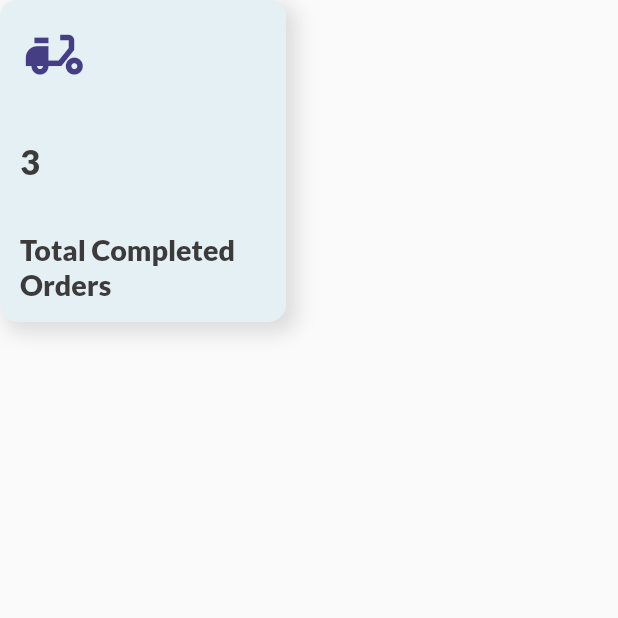
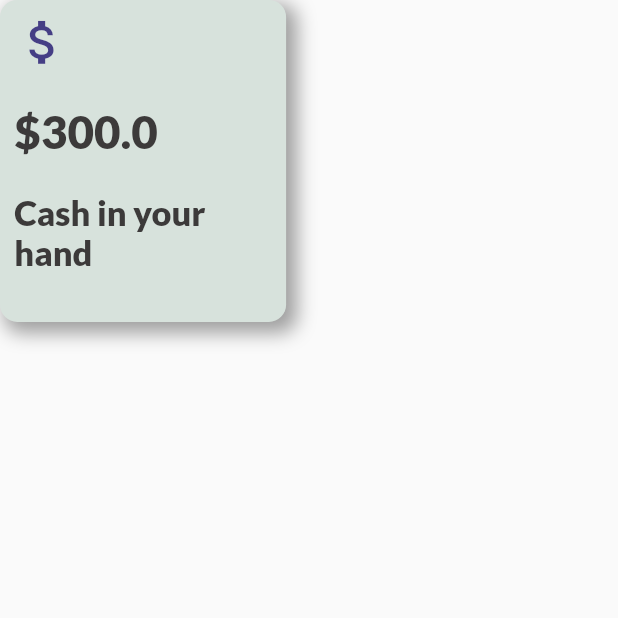
Before and after one commit to Squad-Head/flutter_multivendor_food_delivery_app, a Flutter app: the screen it shows after launch, on a phone screen of 412 x 824 dp, the top half of it. Run offline on Flutter 3.47's test engine with Material 2 defaults, Android fonts, the phone set to English and light mode, and no system bars; our stand-ins replace firebase_core, flutter_screenutil, google_fonts; accounts and stored records are empty.

Commit message:
Fix: widget properties

```diff
--- a/multivendor_food_delivery_customer/lib/main.dart
+++ b/multivendor_food_delivery_customer/lib/main.dart
@@ -1,5 +1,6 @@
 import 'package:flutter/material.dart';
 import 'package:flutter_screenutil/flutter_screenutil.dart';
+import 'package:multivendor_food_delivery_customer/presentation/demo_delivery_tracking_model.dart';
 
 import 'presentation/delivery_tracking_widget.dart';
 
@@ -15,14 +16,15 @@ class MyApp extends StatelessWidget {
   Widget build(BuildContext context) {
     return ScreenUtilInit(
       minTextAdapt: true,
-      builder: () => const MaterialApp(
+      builder: () => MaterialApp(
         debugShowCheckedModeBanner: false,
         // Use this line to prevent extra rebuilds
         useInheritedMediaQuery: true,
         title: 'Multi Vendor Delivery App',
         home: Scaffold(
           body: SafeArea(
-            child: DeliveryTrackingWidget(),
+            child: DeliveryTrackingWidget(
+                deliveryTrackingModel: deliveryModelList[3]),
           ),
         ),
       ),
--- a/multivendor_food_delivery_customer/lib/presentation/constants.dart
+++ b/multivendor_food_delivery_customer/lib/presentation/constants.dart
@@ -3,12 +3,12 @@ import 'package:flutter_screenutil/flutter_screenutil.dart';
 import 'package:google_fonts/google_fonts.dart';
 
 TextStyle kPrimaryHeadingStyle = GoogleFonts.lato(
+  fontSize: 80.sp,
+  fontWeight: FontWeight.w800,
+  color: const Color.fromARGB(255, 60, 58, 58),
+);
+TextStyle kSecondaryHeadingStyle = GoogleFonts.lato(
   fontSize: 60.sp,
   fontWeight: FontWeight.w800,
   color: const Color.fromARGB(255, 60, 58, 58),
 );
-TextStyle kSecondaryHeadingStyle = GoogleFonts.lato(
-  fontSize: 50.sp,
-  fontWeight: FontWeight.w800,
-  color: const Color.fromARGB(255, 60, 58, 58),
-);
--- a/multivendor_food_delivery_customer/lib/presentation/delivery_tracking_widget.dart
+++ b/multivendor_food_delivery_customer/lib/presentation/delivery_tracking_widget.dart
@@ -1,42 +1,49 @@
 import 'package:flutter/material.dart';
 import 'package:flutter_screenutil/flutter_screenutil.dart';
-import 'package:google_fonts/google_fonts.dart';
 import 'package:multivendor_food_delivery_customer/presentation/constants.dart';
+import 'package:multivendor_food_delivery_customer/presentation/demo_delivery_tracking_model.dart';
 
 class DeliveryTrackingWidget extends StatelessWidget {
   const DeliveryTrackingWidget({
+    required this.deliveryTrackingModel,
     Key? key,
   }) : super(key: key);
+  final DeliveryTrackingModel deliveryTrackingModel;
 
   @override
   Widget build(BuildContext context) {
+    print(deliveryTrackingModel.order);
     return Container(
-      padding: EdgeInsets.all(35.w),
+      padding: EdgeInsets.all(25.w),
       height: 500.h,
       width: 500.w,
       child: Column(
         crossAxisAlignment: CrossAxisAlignment.start,
         children: [
-          Icon(
-            Icons.delivery_dining,
-            size: 120.sp,
-            color: const Color.fromARGB(255, 69, 62, 133),
+          deliveryTrackingModel.icon,
+          SizedBox(
+            height: 50.h,
           ),
-          const Spacer(),
-          Text('3', style: kPrimaryHeadingStyle),
-          const Spacer(),
           Text(
-            'Total Completed Orders',
+              deliveryTrackingModel.order.runtimeType == double
+                  ? '\$${deliveryTrackingModel.order}'
+                  : '${deliveryTrackingModel.order}',
+              style: kPrimaryHeadingStyle),
+          SizedBox(
+            height: 50.h,
+          ),
+          Text(
+            deliveryTrackingModel.titleText,
             style: kSecondaryHeadingStyle,
           ),
         ],
       ),
       decoration: BoxDecoration(
           borderRadius: BorderRadius.circular(30.r),
-          color: const Color(0xFFe4f0f4),
+          color: deliveryTrackingModel.backgroundColor,
           boxShadow: const [
             BoxShadow(
-              color: Color(0xFFdddddd),
+              color: Colors.grey,
               blurRadius: 10,
               blurStyle: BlurStyle.normal,
               offset: Offset(
--- /dev/null
+++ b/multivendor_food_delivery_customer/lib/presentation/demo_delivery_tracking_model.dart
@@ -0,0 +1,59 @@
+import 'package:flutter/material.dart';
+import 'package:flutter_screenutil/flutter_screenutil.dart';
+
+class DeliveryTrackingModel {
+  final dynamic order;
+  final String titleText;
+  final Icon icon;
+  final Color backgroundColor;
+
+  DeliveryTrackingModel({
+    required this.order,
+    required this.titleText,
+    required this.icon,
+    required this.backgroundColor,
+  });
+}
+
+List deliveryModelList = [
+  DeliveryTrackingModel(
+    order: 3,
+    titleText: 'Total Completed Orders',
+    icon: Icon(
+      Icons.delivery_dining,
+      size: 100.sp,
+      color: const Color.fromARGB(255, 69, 62, 133),
+    ),
+    backgroundColor: const Color(0xFFe4f0f4),
+  ),
+  DeliveryTrackingModel(
+    order: 8,
+    titleText: 'Total Pending Orders',
+    icon: Icon(
+      Icons.queue,
+      size: 100.sp,
+      color: const Color.fromARGB(255, 51, 189, 139),
+    ),
+    backgroundColor: const Color(0xFFd3bdd4),
+  ),
+  DeliveryTrackingModel(
+    order: 1,
+    titleText: 'Todays Order',
+    icon: Icon(
+      Icons.calendar_view_day_sharp,
+      size: 100.sp,
+      color: const Color.fromARGB(255, 69, 62, 133),
+    ),
+    backgroundColor: const Color(0xFFfdebd1),
+  ),
+  DeliveryTrackingModel(
+    order: 300.00,
+    titleText: 'Cash in your hand',
+    icon: Icon(
+      Icons.attach_money,
+      size: 100.sp,
+      color: const Color.fromARGB(255, 69, 62, 133),
+    ),
+    backgroundColor: const Color(0xFFd7e2dc),
+  ),
+];
```
